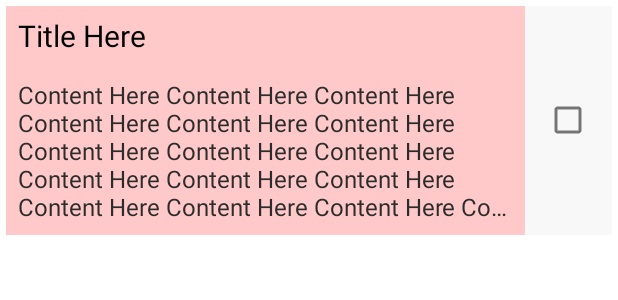
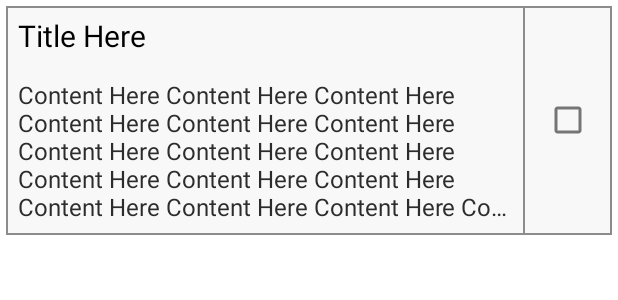
Before and after one commit to GRAM-DSM/SharingMyWishlist-Android, an Android app: the layout wish_item.xml on its own in the app's theme, with its tools: preview values and no code run, on a phone screen of 412 x 824 dp. Shown: the top 300 px of the screen. Run offline under Robolectric (Android 15) with nearby library versions, the phone set to English and light mode, and no system bars.

Commit message:
#2: 🧩 [feat] :: implement items background color

```diff
--- a/SharingMyWishList/app/src/main/java/com/example/sharingmywishlist/API/API.java
+++ b/SharingMyWishList/app/src/main/java/com/example/sharingmywishlist/API/API.java
@@ -11,6 +11,7 @@ import retrofit2.Call;
 import retrofit2.http.Body;
 import retrofit2.http.GET;
 import retrofit2.http.Header;
+import retrofit2.http.PATCH;
 import retrofit2.http.POST;
 
 public interface API {
@@ -33,5 +34,4 @@ public interface API {
     Call<List<WishAllResponse>> getAll(
             @Header("Authorization") String accessToken
     );
-
 }
--- a/SharingMyWishList/app/src/main/res/layout/wish_item.xml
+++ b/SharingMyWishList/app/src/main/res/layout/wish_item.xml
@@ -3,7 +3,7 @@
     android:layout_width="match_parent"
     android:layout_height="wrap_content"
     android:layout_margin="4dp"
-    android:background="@color/bg_nor">
+    android:background="@drawable/bg_item_nor">
 
 
     <LinearLayout
@@ -11,7 +11,7 @@
         android:layout_width="0dp"
         android:layout_height="match_parent"
         android:layout_weight="6"
-        android:background="@color/bg_red"
+        android:background="@drawable/bg_item_nor"
         android:orientation="vertical">
 
         <TextView
```
Also changed, not shown: SharingMyWishList/app/src/main/java/com/example/sharingmywishlist/ItemAdapter.java (+33 -1 lines), 1 other file.
